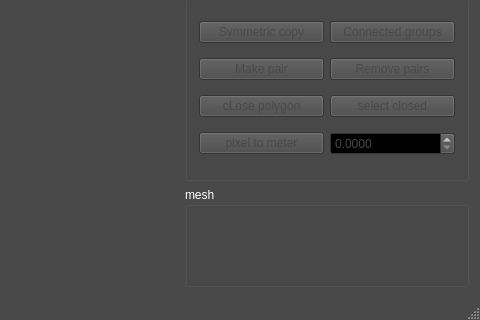
Qt form sewingeditor.ui (dolphin-li/SewingEditor) before a commit; both pictures show x 696 to 1176 and y 629 to 949 of the 1176 by 949 pixel window.
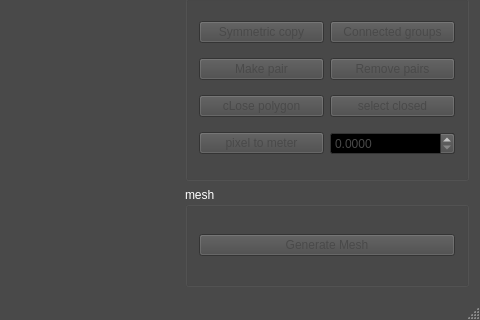
The same form after that commit. Custom widgets are drawn as their Qt base class.

Patch:
```diff
--- a/sewingeditor.ui
+++ b/sewingeditor.ui
@@ -1074,6 +1074,15 @@
        <property name="title">
         <string>mesh</string>
        </property>
+       <layout class="QGridLayout" name="gridLayout_5">
+        <item row="0" column="0">
+         <widget class="QPushButton" name="pbGenerateMesh">
+          <property name="text">
+           <string>Generate Mesh</string>
+          </property>
+         </widget>
+        </item>
+       </layout>
       </widget>
      </item>
     </layout>
```
